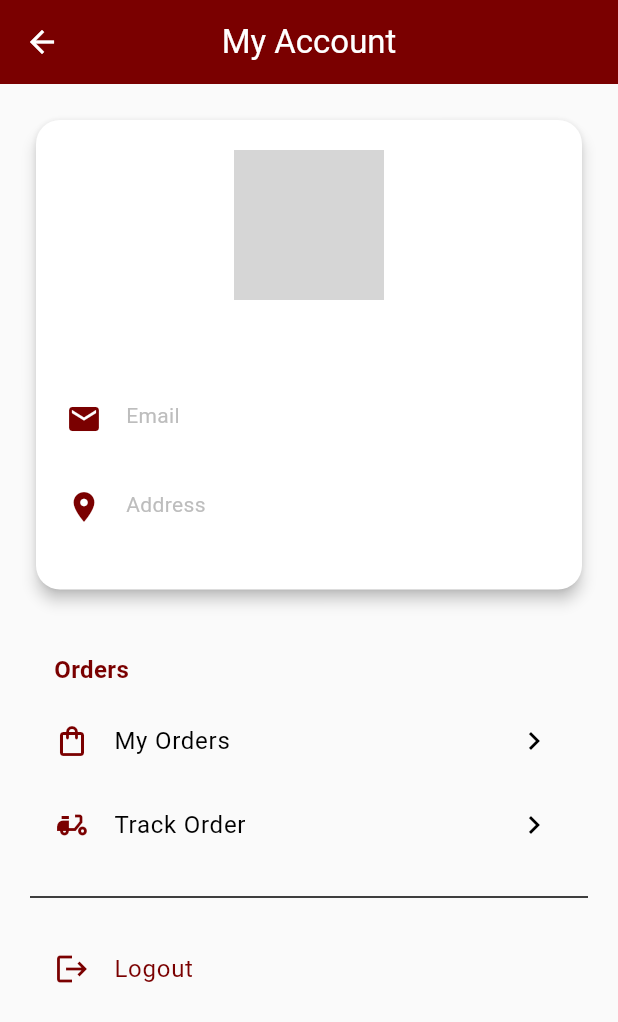
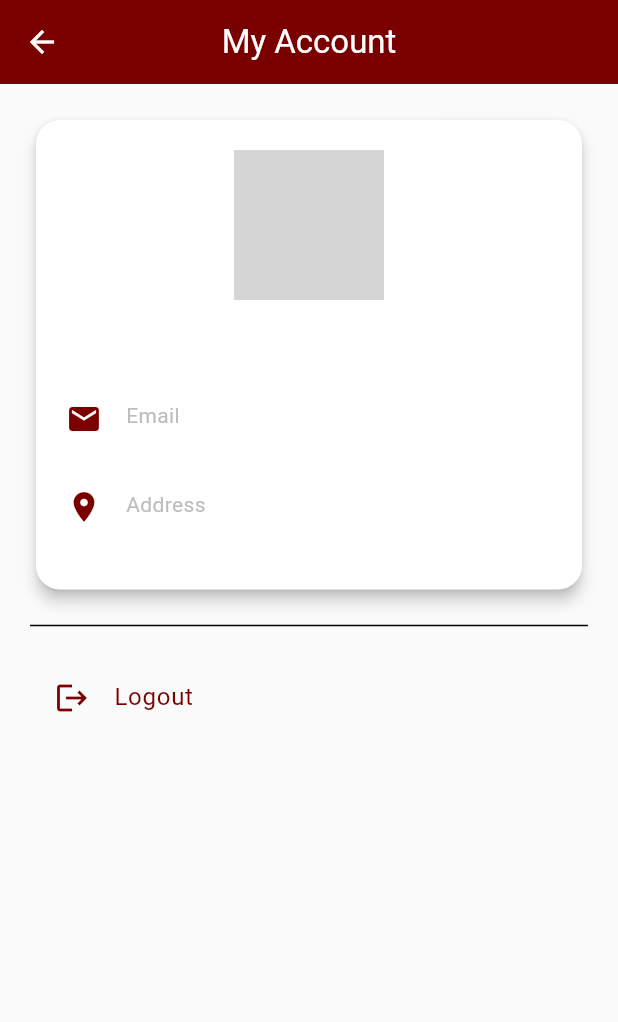
Before and after one commit to malakkkk806/SouqeApp-Custom, a Flutter app: the AccountScreen screen opened by its route, on a phone screen of 412 x 824 dp. Shown: the top 1022 px of the screen. Run offline on Flutter 3.47's test engine with Material 3 defaults, Android fonts, the phone set to English and light mode, and no system bars; our stand-ins replace awesome_dialog, cloud_firestore, firebase_auth, firebase_core, geocoding, geolocator and 2 more; accounts and stored records are empty; network calls fail; grey boxes are pictures that could not be loaded.

Commit message:
Update account_screen.dart

```diff
--- a/lib/screens/profile/account_screen.dart
+++ b/lib/screens/profile/account_screen.dart
@@ -134,28 +134,6 @@ class AccountScreen extends StatelessWidget {
                   ),
                 ),
               ),
-              const SizedBox(height: 30),
-
-              _buildSectionHeader('Orders'),
-
-              ListTile(
-                leading: const Icon(Icons.shopping_bag_outlined, color: AppColors.primary),
-                title: const Text('My Orders'),
-                trailing: const Icon(Icons.chevron_right),
-                onTap: () {
-                  Navigator.pushNamed(context, AppRoutes.myOrders);
-                },
-              ),
-
-              ListTile(
-                leading: const Icon(Icons.delivery_dining, color: AppColors.primary),
-                title: const Text('Track Order'),
-                trailing: const Icon(Icons.chevron_right),
-                onTap: () {
-                  Navigator.pushNamed(context, AppRoutes.selectOrder);
-                },
-              ),
-
               const Divider(height: 40),
 
               ListTile(
@@ -176,20 +154,6 @@ class AccountScreen extends StatelessWidget {
             ],
           );
         },
-      ),
-    );
-  }
-
-  Widget _buildSectionHeader(String title) {
-    return Padding(
-      padding: const EdgeInsets.fromLTRB(16, 8, 16, 8),
-      child: Text(
-        title,
-        style: const TextStyle(
-          fontSize: 16,
-          fontWeight: FontWeight.bold,
-          color: AppColors.primary,
-        ),
       ),
     );
   }
```
